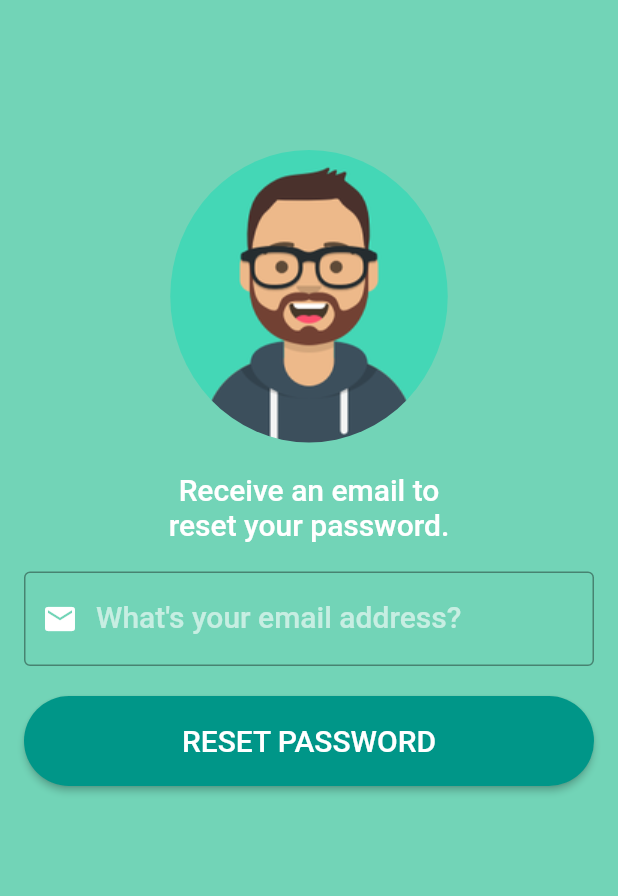
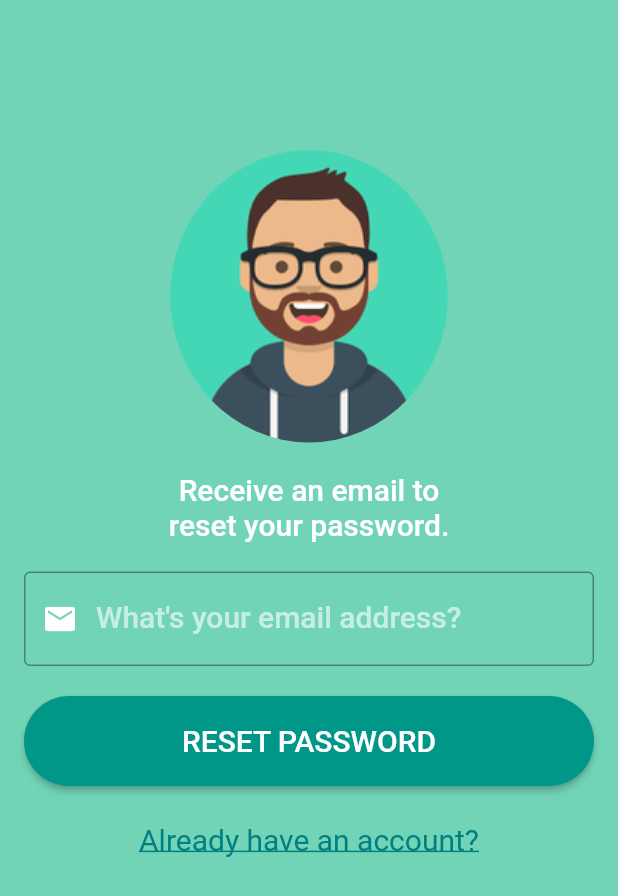
Before and after one commit to Benjamin-Ramage/flutter_fire, a Flutter app: the ForgotPasswordPage screen opened directly, on a phone screen of 412 x 824 dp. Shown: the top 896 px of the screen. Run offline on Flutter 3.47's test engine with Material 2 defaults, Android fonts, the phone set to English and light mode, and no system bars; our stand-ins replace email_validator, firebase_auth, firebase_core, google_fonts; accounts and stored records are empty.

Commit message:
Made a small change in the reset password screen to allow the user to go back if they already have an account.

```diff
--- a/lib/page/forgot_password_page.dart
+++ b/lib/page/forgot_password_page.dart
@@ -3,6 +3,7 @@ import 'package:firebase_auth/firebase_auth.dart';
 import 'package:flutter/material.dart';
 import 'package:flutter_fire/error_messages.dart';
 import 'package:flutter_fire/theme/colours.dart';
+import 'package:flutter_fire/widgets/login_widget.dart';
 
 class ForgotPasswordPage extends StatefulWidget {
 
@@ -75,6 +76,21 @@ class _ForgotPasswordPageState extends State<ForgotPasswordPage> {
                   style: Theme.of(context).textTheme.headline6,
                 ),
               ),
+              const SizedBox(height: 24),
+              GestureDetector(
+                child: Text(
+                  'Already have an account?',
+                  style: TextStyle(
+                    decoration: TextDecoration.underline,
+                    color: AppColours.teal,
+                    fontSize: 20,
+                  ),
+                ),
+                onTap: () => Navigator.of(context).push(MaterialPageRoute(
+                  builder: (context) => LoginWidget(onClickedSignUp: () {  },),
+                )),
+              ),
+              const SizedBox(height: 16),
             ],
           ),
         ),
```
